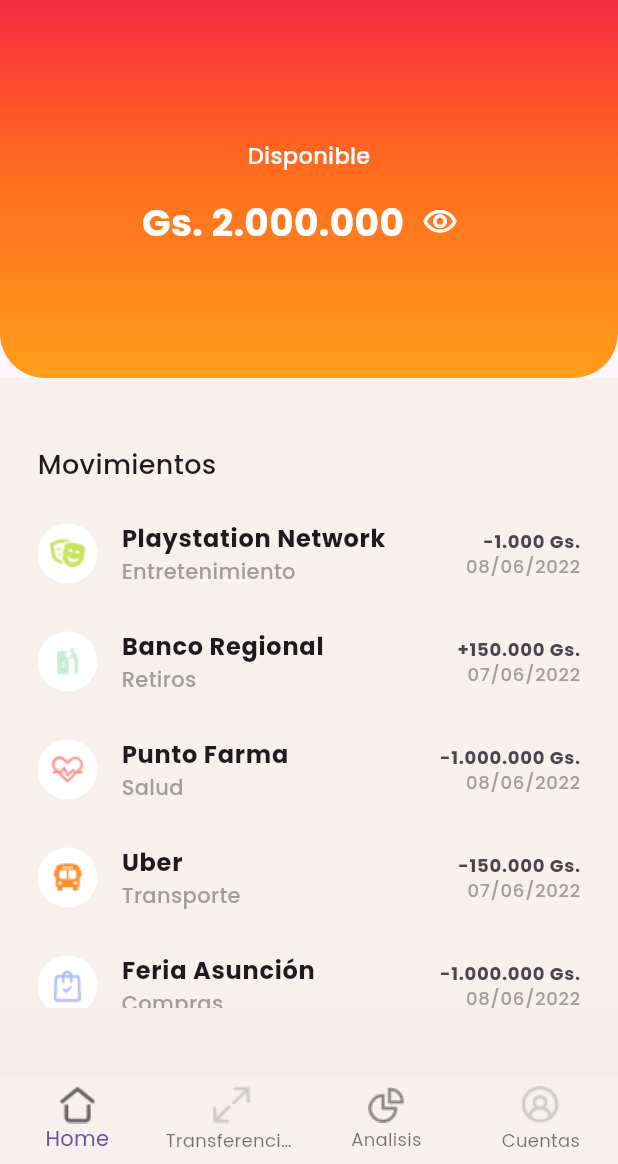
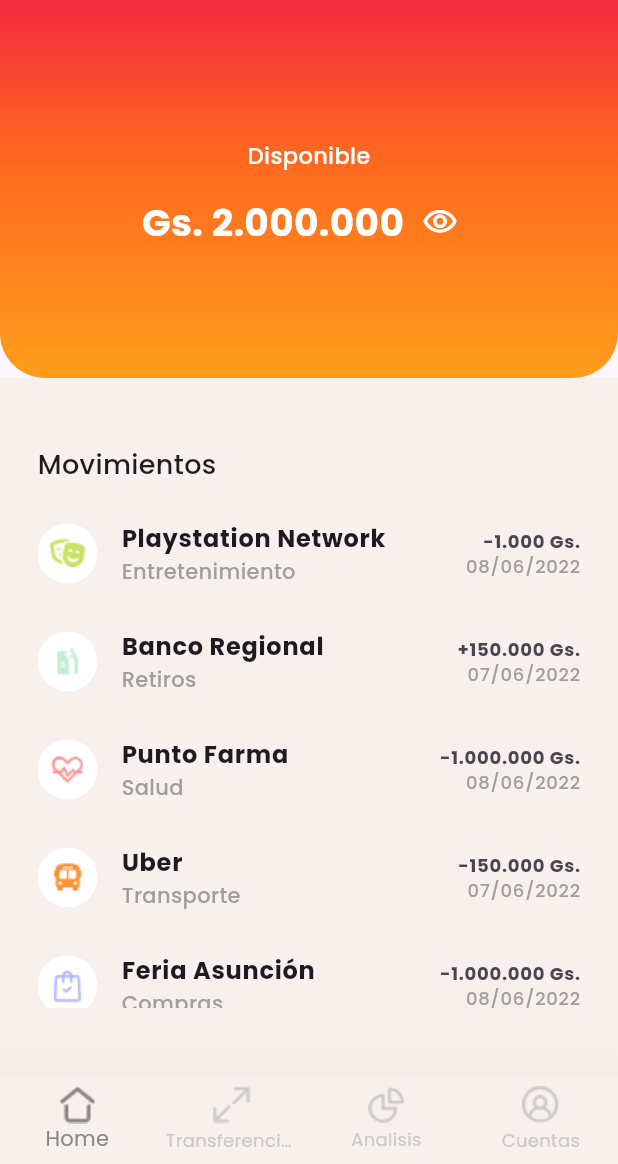
Before and after one commit to ramirezsebas/e_app, a Flutter app: the screen it shows after launch, on a phone screen of 412 x 824 dp, the part 72-1236 px from its top. Run offline on Flutter 3.47's test engine with Material 3 defaults, Android fonts, the light colour scheme and no system bars; our stand-ins replace bloc, equatable, flutter_bloc, google_fonts, pie_chart; generated files the repository leaves out were written again.

Commit message:
refactor: se modifica el color de los items del bottom navigation

```diff
--- a/lib/app.dart
+++ b/lib/app.dart
@@ -27,6 +27,7 @@
         ),
       ],
       child: MaterialApp(
+        debugShowCheckedModeBanner: false,
         theme: _buildTheme(Brightness.light),
         title: 'E App',
         home: const MainScreen(),
@@ -66,23 +67,41 @@
             _selectedScreenIndex = index;
           });
         },
+        selectedItemColor: const Color(0xff888787),
+        unselectedItemColor: const Color(0xffCACACA),
         elevation: 100,
         type: BottomNavigationBarType.fixed,
         items: [
           BottomNavigationBarItem(
-            icon: Assets.icons.home.image(),
+            icon: Assets.icons.home.image(
+              color: _selectedScreenIndex == 0
+                  ? const Color(0xff888787)
+                  : const Color(0xffCACACA),
+            ),
             label: 'Home',
           ),
           BottomNavigationBarItem(
-            icon: Assets.icons.transfers.image(),
+            icon: Assets.icons.transfers.image(
+              color: _selectedScreenIndex == 1
+                  ? const Color(0xff888787)
+                  : const Color(0xffCACACA),
+            ),
             label: 'Transferencias',
           ),
           BottomNavigationBarItem(
-            icon: Assets.icons.analisis.image(),
+            icon: Assets.icons.analisis.image(
+              color: _selectedScreenIndex == 2
+                  ? const Color(0xff888787)
+                  : const Color(0xffCACACA),
+            ),
             label: 'Analisis',
           ),
           BottomNavigationBarItem(
-            icon: Assets.icons.account.image(),
+            icon: Assets.icons.account.image(
+              color: _selectedScreenIndex == 3
+                  ? const Color(0xff888787)
+                  : const Color(0xffCACACA),
+            ),
             label: 'Cuentas',
           ),
         ],
```
